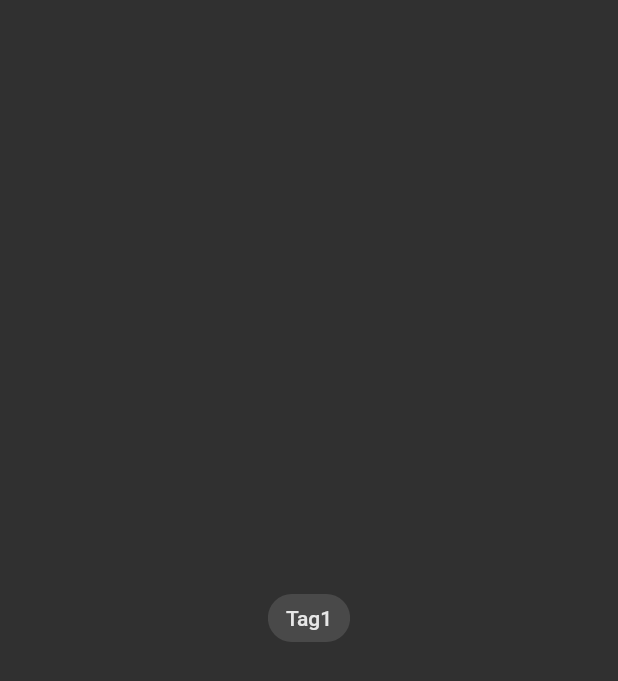
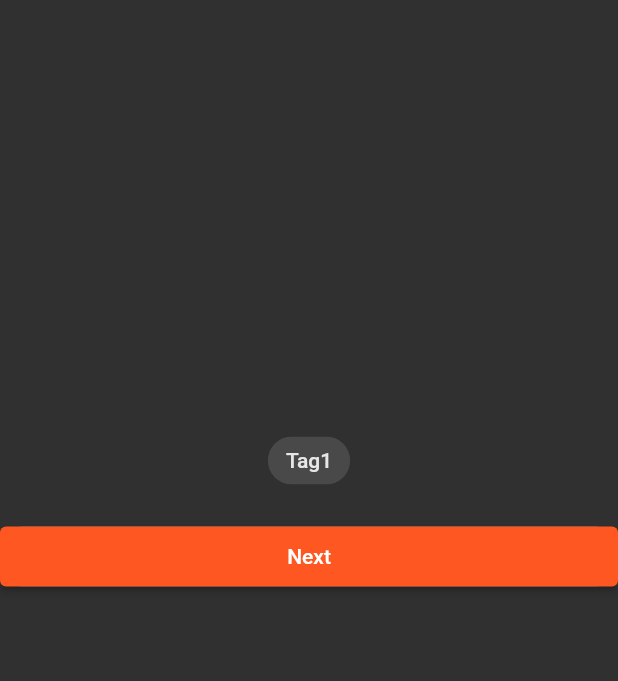
Before and after one commit to janschab/actively, a Flutter app: the Tags screen opened by its route, on a phone screen of 412 x 824 dp. Shown: the top 681 px of the screen. Run offline on Flutter 3.47's test engine with Material 2 defaults, Android fonts, the phone set to English and light mode, and no system bars; our stand-ins replace cloud_firestore, firebase_auth, firebase_core, fluttertoast, loading_overlay; accounts and stored records are empty; network calls fail; statements that could not run were skipped.

Commit message:
user details init

```diff
--- a/lib/core/routes/routes.dart
+++ b/lib/core/routes/routes.dart
@@ -6,6 +6,7 @@ import 'package:myapp/modules/groups/views/add.dart';
 import 'package:myapp/modules/groups/views/groups.dart';
 import 'package:myapp/modules/profile/profile.dart';
 import 'package:myapp/modules/tags/tags.dart';
+import 'package:myapp/modules/user_details/user_details.dart';
 
 const routeEmpty = '';
 const routeAdd = '/add';
@@ -17,6 +18,7 @@ const routeGroupsAdd = "$routeGroups$routeAdd";
 const routeActivities = '/activities';
 const routeTags = '/tags';
 const routeProfile = '/profile';
+const routeUserDetails = '/userDetails';
 
 getRoutes() {
   return {
@@ -27,6 +29,7 @@ getRoutes() {
     routeActivities: (context) => Activities(),
     routeProfile: (context) => Profile(),
     routeTags: (context) => Tags(),
+    routeUserDetails: (context) => UserDetails(),
   };
 }
 
--- a/lib/core/widgets/containers/full_size_container.dart
+++ b/lib/core/widgets/containers/full_size_container.dart
@@ -11,7 +11,15 @@ class FullSizeContainer extends StatelessWidget {
   @override
   Widget build(BuildContext context) {
     return Scaffold(
-      body: child,
+      body: Center(
+        child: Container(
+          child: child,
+          width: MediaQuery.of(context).size.width,
+          height: MediaQuery.of(context).size.height,
+          constraints: BoxConstraints(maxWidth: 500),
+          margin: EdgeInsets.only(bottom: 150),
+        ),
+      ),
     );
   }
 }
--- a/lib/modules/tags/tags.dart
+++ b/lib/modules/tags/tags.dart
@@ -1,4 +1,7 @@
 import 'package:flutter/material.dart';
+import 'package:myapp/core/routes/routes.dart';
+import 'package:myapp/core/services/navigator.dart';
+import 'package:myapp/core/widgets/buttons.dart';
 import 'package:myapp/core/widgets/containers/full_size_container.dart';
 
 class Tags extends StatefulWidget {
@@ -7,9 +10,7 @@ class Tags extends StatefulWidget {
 }
 
 class _TagsState extends State<Tags> {
-  List<Tag> _tags = [
-    Tag("Tag1", 1)
-  ];
+  List<Tag> _tags = [Tag("Tag1", 1)];
 
   @override
   Widget build(BuildContext context) {
@@ -17,12 +18,21 @@ class _TagsState extends State<Tags> {
       child: RefreshIndicator(
         onRefresh: _refreshTags,
         child: FullSizeContainer(
-          child: Center(
-            child: Wrap(
-              children: _tags.map((_tag) => Chip(
-                label: Text(_tag.name),
-              )).toList(),
-            ),
+          child: Column(
+            mainAxisAlignment: MainAxisAlignment.center,
+            children: [
+              Wrap(
+                children: _tags
+                    .map((_tag) => Chip(
+                          label: Text(_tag.name),
+                        ))
+                    .toList(),
+              ),
+              MyButton(
+                text: "Next",
+                onPressed: handleNextStep,
+              ),
+            ],
           ),
         ),
       ),
@@ -37,6 +47,10 @@ class _TagsState extends State<Tags> {
       });
     });
   }
+
+  handleNextStep() {
+    NavigatorService.instance.navigateTo(routeUserDetails);
+  }
 }
 
 class Tag {
--- /dev/null
+++ b/lib/modules/user_details/user_details.dart
@@ -0,0 +1,9 @@
+import 'package:flutter/material.dart';
+
+class UserDetails extends StatelessWidget {
+  @override
+  Widget build(BuildContext context) {
+    return Text("UserDetails");
+  }
+
+}
```
